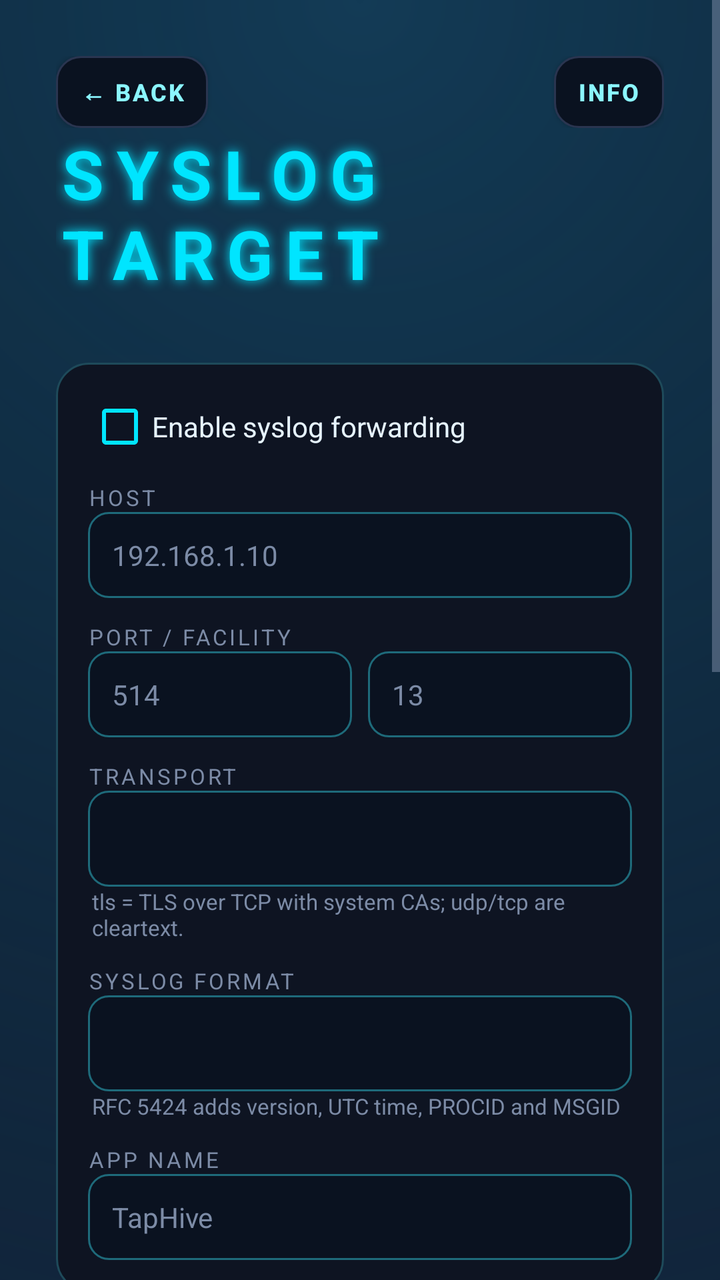
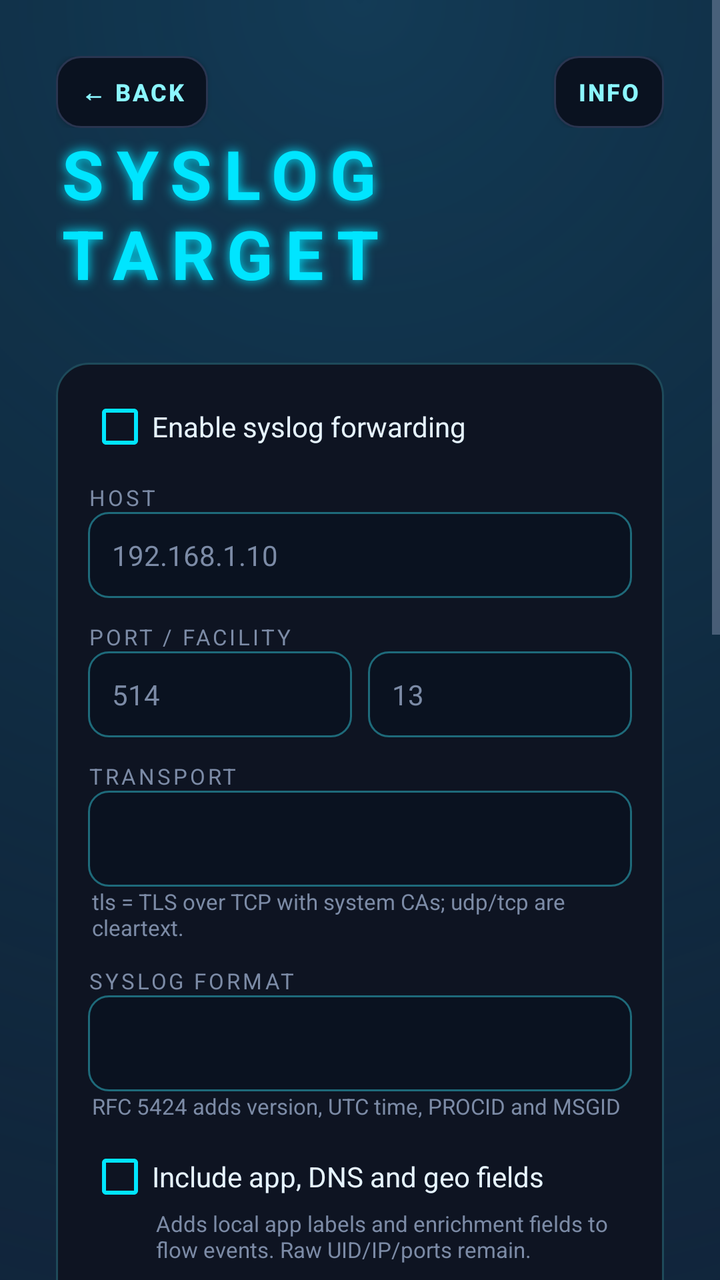

The first picture is an Android layout as it rendered before a commit; the second is the same layout after the commit. The layout source and the unified diff follow.
<!-- AndroidManifest.xml: application theme AppTheme -->
<!-- res/layout/activity_settings.xml -->
<?xml version="1.0" encoding="utf-8"?>
<ScrollView xmlns:android="http://schemas.android.com/apk/res/android"
    android:layout_width="match_parent"
    android:layout_height="match_parent"
    android:background="@drawable/bg_main">

    <LinearLayout
        android:layout_width="match_parent"
        android:layout_height="wrap_content"
        android:orientation="vertical"
        android:padding="28dp">

        <LinearLayout
            android:layout_width="match_parent"
            android:layout_height="wrap_content"
            android:gravity="center_vertical"
            android:orientation="horizontal">

            <Button
                android:id="@+id/back"
                android:layout_width="wrap_content"
                android:layout_height="wrap_content"
                android:background="@drawable/neon_button_ghost"
                android:text="@string/back"
                style="@style/NeonSmallButton" />

            <View
                android:layout_width="0dp"
                android:layout_height="1dp"
                android:layout_weight="1" />

            <Button
                android:id="@+id/info"
                android:layout_width="wrap_content"
                android:layout_height="wrap_content"
                android:background="@drawable/neon_button_ghost"
                android:text="@string/info"
                style="@style/NeonSmallButton" />
        </LinearLayout>

        <TextView
            android:layout_width="wrap_content"
            android:layout_height="wrap_content"
            android:layout_gravity="center_horizontal"
            android:text="@string/settings_title"
            style="@style/NeonTitle" />

        <LinearLayout
            android:layout_width="match_parent"
            android:layout_height="wrap_content"
            android:layout_marginTop="32dp"
            android:background="@drawable/neon_card"
            android:orientation="vertical">

            <CheckBox
                android:id="@+id/syslog_enabled"
                android:layout_width="match_parent"
                android:layout_height="wrap_content"
                android:buttonTint="@color/neon_cyan"
                android:text="@string/syslog_enable_label"
                android:textColor="@color/neon_text" />

            <TextView
                android:layout_width="wrap_content"
                android:layout_height="wrap_content"
                android:layout_marginTop="12dp"
                android:text="HOST"
                style="@style/NeonLabel" />

            <EditText
                android:id="@+id/syslog_host"
                android:layout_width="match_parent"
                android:layout_height="wrap_content"
                android:hint="192.168.1.10"
                android:inputType="textUri"
                style="@style/NeonField" />

            <TextView
                android:layout_width="wrap_content"
                android:layout_height="wrap_content"
                android:layout_marginTop="12dp"
                android:text="PORT / FACILITY"
                style="@style/NeonLabel" />

            <LinearLayout
                android:layout_width="match_parent"
                android:layout_height="wrap_content"
                android:orientation="horizontal">

                <EditText
                    android:id="@+id/syslog_port"
                    android:layout_width="0dp"
                    android:layout_height="wrap_content"
                    android:layout_weight="1"
                    android:hint="514"
                    android:inputType="number"
                    style="@style/NeonField" />

                <EditText
                    android:id="@+id/syslog_facility"
                    android:layout_width="0dp"
                    android:layout_height="wrap_content"
                    android:layout_marginStart="8dp"
                    android:layout_weight="1"
                    android:hint="13"
                    android:inputType="number"
                    style="@style/NeonField" />
            </LinearLayout>

            <TextView
                android:layout_width="wrap_content"
                android:layout_height="wrap_content"
                android:layout_marginTop="12dp"
                android:text="TRANSPORT"
                style="@style/NeonLabel" />

            <Spinner
                android:id="@+id/syslog_transport"
                android:layout_width="match_parent"
                android:layout_height="48dp"
                android:background="@drawable/neon_field" />

            <TextView
                android:layout_width="wrap_content"
                android:layout_height="wrap_content"
                android:layout_marginStart="2dp"
                android:text="@string/tls_hint"
                android:textColor="@color/neon_muted"
                android:textSize="11sp" />

            <TextView
                android:layout_width="wrap_content"
                android:layout_height="wrap_content"
                android:layout_marginTop="12dp"
                android:text="SYSLOG FORMAT"
                style="@style/NeonLabel" />

            <Spinner
                android:id="@+id/syslog_format"
                android:layout_width="match_parent"
                android:layout_height="48dp"
                android:background="@drawable/neon_field" />

            <TextView
                android:layout_width="wrap_content"
                android:layout_height="wrap_content"
                android:layout_marginStart="2dp"
                android:text="RFC 5424 adds version, UTC time, PROCID and MSGID"
                android:textColor="@color/neon_muted"
                android:textSize="11sp" />

            <TextView
                android:layout_width="wrap_content"
                android:layout_height="wrap_content"
                android:layout_marginTop="12dp"
                android:text="APP NAME"
                style="@style/NeonLabel" />

            <EditText
                android:id="@+id/syslog_app_name"
                android:layout_width="match_parent"
                android:layout_height="wrap_content"
                android:hint="TapHive"
                android:inputType="text"
                style="@style/NeonField" />
        </LinearLayout>

        <LinearLayout
            android:layout_width="match_parent"
            android:layout_height="wrap_content"
            android:layout_marginTop="16dp"
            android:background="@drawable/neon_card"
            android:orientation="vertical">

            <TextView
                android:layout_width="wrap_content"
                android:layout_height="wrap_content"
                android:text="CAPTURE"
                style="@style/NeonLabel" />

            <CheckBox
                android:id="@+id/start_at_boot"
                android:layout_width="match_parent"
                android:layout_height="wrap_content"
                android:layout_marginTop="12dp"
                android:buttonTint="@color/neon_cyan"
                android:text="Start capture at boot"
                android:textColor="@color/neon_text" />

            <TextView
                android:layout_width="wrap_content"
                android:layout_height="wrap_content"
                android:layout_marginStart="34dp"
                android:text="Resumes only if capture was left running"
                android:textColor="@color/neon_muted"
                android:textSize="11sp" />
        </LinearLayout>

        <LinearLayout
            android:layout_width="match_parent"
            android:layout_height="wrap_content"
            android:layout_marginTop="16dp"
            android:background="@drawable/neon_card"
            android:orientation="vertical">

            <TextView
                android:layout_width="wrap_content"
                android:layout_height="wrap_content"
                android:text="@string/privacy_title"
                style="@style/NeonLabel" />

            <CheckBox
                android:id="@+id/enrichment_enabled"
                android:layout_width="match_parent"
                android:layout_height="wrap_content"
                android:layout_marginTop="12dp"
                android:buttonTint="@color/neon_cyan"
                android:text="@string/enrichment_label"
                android:textColor="@color/neon_text" />

            <TextView
                android:layout_width="wrap_content"
                android:layout_height="wrap_content"
                android:layout_marginStart="34dp"
                android:text="@string/enrichment_hint"
                android:textColor="@color/neon_muted"
                android:textSize="11sp" />
        </LinearLayout>

        <LinearLayout
            android:layout_width="match_parent"
            android:layout_height="wrap_content"
            android:layout_marginTop="16dp"
            android:background="@drawable/neon_card"
            android:orientation="vertical">

            <TextView
                android:layout_width="wrap_content"
                android:layout_height="wrap_content"
                android:text="LOCAL HISTORY"
                style="@style/NeonLabel" />

            <Spinner
                android:id="@+id/retention"
                android:layout_width="match_parent"
                android:layout_height="48dp"
                android:layout_marginTop="12dp"
                android:background="@drawable/neon_field" />

            <Button
                android:id="@+id/clear_history"
                android:layout_width="match_parent"
                android:layout_height="wrap_content"
                android:layout_marginTop="12dp"
                android:background="@drawable/neon_button_cyan"
                android:text="CLEAR HISTORY"
                style="@style/NeonButton" />
        </LinearLayout>

        <Button
            android:id="@+id/save"
            android:layout_width="match_parent"
            android:layout_height="wrap_content"
            android:layout_marginTop="24dp"
            android:background="@drawable/neon_button_cyan"
            android:text="SAVE SETTINGS"
            style="@style/NeonButton" />

        <TextView
            android:id="@+id/error"
            android:layout_width="match_parent"
            android:layout_height="wrap_content"
            android:layout_marginTop="8dp"
            android:textColor="@color/neon_magenta" />
    </LinearLayout>
</ScrollView>
<!-- resources referenced by this layout -->
<resources>
  <color name="neon_cyan">#00E5FF</color>
  <color name="neon_magenta">#FF2D95</color>
  <color name="neon_muted">#7C8BA6</color>
  <color name="neon_text">#E6F4FF</color>
  <!-- drawable neon_card (drawable) -->
  <?xml version="1.0" encoding="utf-8"?>
  <shape xmlns:android="http://schemas.android.com/apk/res/android" android:shape="rectangle">
      <solid android:color="@color/neon_surface" />
      <stroke
          android:width="1dp"
          android:color="#1E4A5A" />
      <corners android:radius="16dp" />
      <padding
          android:bottom="16dp"
          android:left="16dp"
          android:right="16dp"
          android:top="16dp" />
  </shape>
  <!-- drawable neon_field (drawable) -->
  <?xml version="1.0" encoding="utf-8"?>
  <shape xmlns:android="http://schemas.android.com/apk/res/android" android:shape="rectangle">
      <solid android:color="#0A1220" />
      <stroke
          android:width="1dp"
          android:color="#1E6A7A" />
      <corners android:radius="10dp" />
  </shape>
  <string name="back">← BACK</string>
  <string name="enrichment_hint">Sends public destination IPs to ipwho.is. DNS names stay on-device.</string>
  <string name="enrichment_label">External IP enrichment (HTTPS)</string>
  <string name="info">INFO</string>
  <string name="privacy_title">PRIVACY</string>
  <string name="settings_title">SYSLOG TARGET</string>
  <string name="syslog_enable_label">Enable syslog forwarding</string>
  <string name="tls_hint">tls = TLS over TCP with system CAs; udp/tcp are cleartext.</string>
  <style name="NeonButton">
          <item name="android:textColor">@color/neon_text</item>
          <item name="android:textSize">15sp</item>
          <item name="android:textStyle">bold</item>
          <item name="android:letterSpacing">0.08</item>
          <item name="android:minHeight">52dp</item>
          <item name="android:shadowColor">@color/neon_cyan</item>
          <item name="android:shadowDx">0</item>
          <item name="android:shadowDy">0</item>
          <item name="android:shadowRadius">8</item>
      </style>
  <style name="NeonField">
          <item name="android:textColor">@color/neon_text</item>
          <item name="android:textColorHint">@color/neon_muted</item>
          <item name="android:background">@drawable/neon_field</item>
          <item name="android:padding">12dp</item>
          <item name="android:textSize">14sp</item>
      </style>
  <style name="NeonLabel">
          <item name="android:textColor">@color/neon_muted</item>
          <item name="android:textSize">11sp</item>
          <item name="android:letterSpacing">0.12</item>
      </style>
  <style name="NeonSmallButton">
          <item name="android:textColor">@color/neon_cyan_soft</item>
          <item name="android:textSize">12sp</item>
          <item name="android:textStyle">bold</item>
          <item name="android:letterSpacing">0.08</item>
          <item name="android:minHeight">36dp</item>
          <item name="android:minWidth">0dp</item>
          <item name="android:paddingStart">12dp</item>
          <item name="android:paddingEnd">12dp</item>
      </style>
  <style name="NeonTitle">
          <item name="android:textColor">@color/neon_cyan</item>
          <item name="android:textSize">34sp</item>
          <item name="android:textStyle">bold</item>
          <item name="android:letterSpacing">0.18</item>
          <item name="android:shadowColor">@color/neon_cyan</item>
          <item name="android:shadowDx">0</item>
          <item name="android:shadowDy">0</item>
          <item name="android:shadowRadius">14</item>
      </style>
  <color name="neon_bg_end">#101A2E</color>
  <color name="neon_bg">#070A12</color>
  <color name="neon_cyan_soft">#8BF6FF</color>
  <color name="neon_dim">#2A3550</color>
  <color name="neon_surface">#0E1422</color>
  <!-- unchanged entries left out for length: 4 -->
</resources>

<!-- the commit's change to res/layout/activity_settings.xml (unified diff, before → after) -->
@@ -149,6 +149,23 @@
                 android:textColor="@color/neon_muted"
                 android:textSize="11sp" />
 
+            <CheckBox
+                android:id="@+id/syslog_enriched"
+                android:layout_width="match_parent"
+                android:layout_height="wrap_content"
+                android:layout_marginTop="12dp"
+                android:buttonTint="@color/neon_cyan"
+                android:text="@string/syslog_enriched_label"
+                android:textColor="@color/neon_text" />
+
+            <TextView
+                android:layout_width="wrap_content"
+                android:layout_height="wrap_content"
+                android:layout_marginStart="34dp"
+                android:text="@string/syslog_enriched_hint"
+                android:textColor="@color/neon_muted"
+                android:textSize="11sp" />
+
             <TextView
                 android:layout_width="wrap_content"
                 android:layout_height="wrap_content"
<!-- resource entries referenced after the edit -->
@@ -34,6 +34,8 @@
   <string name="privacy_title">PRIVACY</string>
   <string name="settings_title">SYSLOG TARGET</string>
   <string name="syslog_enable_label">Enable syslog forwarding</string>
+  <string name="syslog_enriched_hint">Adds local app labels and enrichment fields to flow events. Raw UID/IP/ports remain.</string>
+  <string name="syslog_enriched_label">Include app, DNS and geo fields</string>
   <string name="tls_hint">tls = TLS over TCP with system CAs; udp/tcp are cleartext.</string>
   <style name="NeonButton">
           <item name="android:textColor">@color/neon_text</item>
